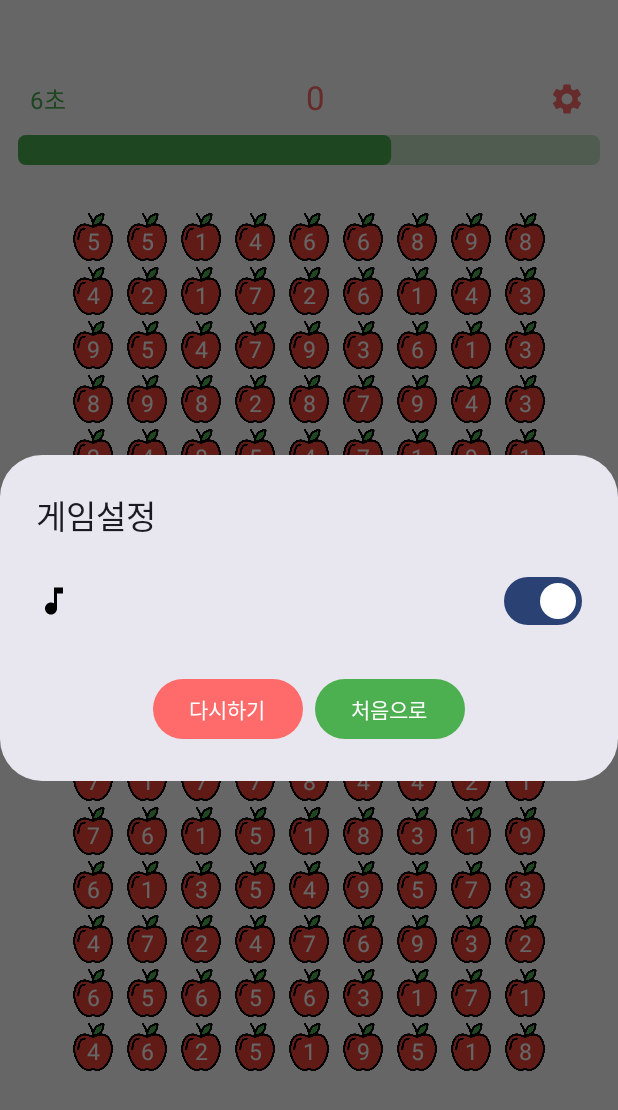
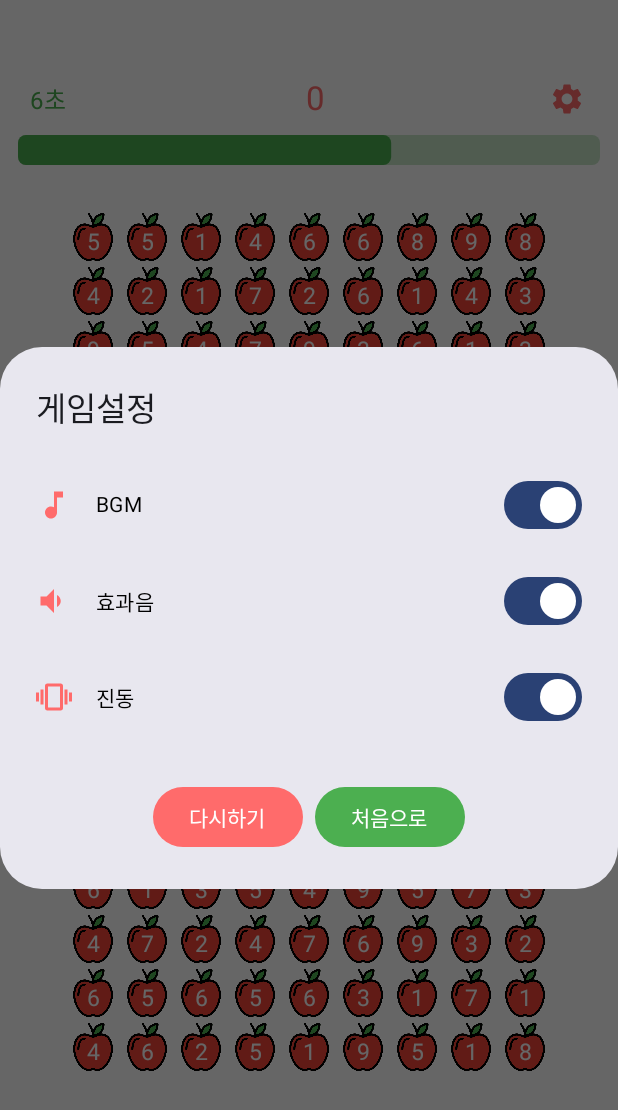
Before and after one commit to Noil0909/AppleGame, an Android app built with Jetpack Compose: the AppleGameScreen screen opened through its navigation route, after a tap on "환경설정", on a phone screen of 412 x 824 dp. Shown: the top 1110 px of the screen. Run offline under Robolectric (Android 15) with nearby library versions, the phone set to English and light mode, and no system bars; our stand-ins replace Dagger/Hilt's generated code, Room's generated code.

Commit message:
Feat: 게임설정에 Bgm,SoundEffect,Vibration On/Off 기능 추가
Feat: 게임설정에 Bgm,SoundEffect,Vibration On/Off 기능 추가

```diff
--- a/app/src/main/java/com/example/applegame/ui/common/BgmManager.kt
+++ b/app/src/main/java/com/example/applegame/ui/common/BgmManager.kt
@@ -4,6 +4,7 @@ import android.content.Context
 import android.media.MediaPlayer
 
 object BgmManager {
+
     private var mediaPlayer: MediaPlayer? = null
     var isBgmOn: Boolean = true // ⚡ BGM on/off 상태 기억
 
@@ -37,7 +38,7 @@ object BgmManager {
             mediaPlayer?.start()
         }
     }
-
+    // 다이어로그 on/off 상태
     fun toggleBgm(context: Context, resId: Int) {
         isBgmOn = !isBgmOn
         if (isBgmOn) {
--- a/app/src/main/java/com/example/applegame/ui/common/SoundEffectManager.kt
+++ b/app/src/main/java/com/example/applegame/ui/common/SoundEffectManager.kt
@@ -3,12 +3,20 @@ package com.example.applegame.ui.common
 import android.content.Context
 import android.media.AudioAttributes
 import android.media.SoundPool
+import androidx.compose.runtime.getValue
+import androidx.compose.runtime.mutableStateOf
+import androidx.compose.runtime.setValue
 import com.example.applegame.R
 
 object SoundEffectManager {
 
     private var soundPool: SoundPool? = null
     private var popSoundId: Int? = null
+
+    // 토글 움직이는거 볼수있게함
+    // state가 변해야 recomposition됨
+    var isSoundOn by mutableStateOf(true)
+
     private var isInitialized = false
 
     fun init(context: Context) {
@@ -30,6 +38,7 @@ object SoundEffectManager {
     }
 
     fun playPopSound() {
+        if (!isSoundOn) return // 꺼져있으면 재생 안함
         popSoundId?.let {
             soundPool?.play(it, 1f, 1f, 0, 0, 1f)
         }
--- a/app/src/main/java/com/example/applegame/ui/common/VibrationManager.kt
+++ b/app/src/main/java/com/example/applegame/ui/common/VibrationManager.kt
@@ -5,10 +5,19 @@ import android.os.Build
 import android.os.VibrationEffect
 import android.os.Vibrator
 import android.os.VibratorManager
+import androidx.compose.runtime.getValue
+import androidx.compose.runtime.mutableStateOf
+import androidx.compose.runtime.setValue
 
 object VibrationManager {
 
+    // 토글 움직이는거 볼수있게함
+    // state가 변해야 recomposition됨
+    var isVibrationOn by mutableStateOf(true)
+
     fun vibrate(context: Context, duration: Long = 20L, amplitude: Int = 50) {
+        if (!isVibrationOn) return
+
         val vibrator = if (Build.VERSION.SDK_INT >= Build.VERSION_CODES.S) {
             // API 31 이상 (Android 12 이상)
             val manager = context.getSystemService(Context.VIBRATOR_MANAGER_SERVICE) as VibratorManager
--- a/app/src/main/java/com/example/applegame/ui/component/GameSettingsDialog.kt
+++ b/app/src/main/java/com/example/applegame/ui/component/GameSettingsDialog.kt
@@ -7,6 +7,7 @@ import androidx.compose.foundation.layout.Spacer
 import androidx.compose.foundation.layout.fillMaxWidth
 import androidx.compose.foundation.layout.padding
 import androidx.compose.foundation.layout.size
+import androidx.compose.foundation.layout.width
 import androidx.compose.material3.AlertDialog
 import androidx.compose.material3.Button
 import androidx.compose.material3.ButtonDefaults
@@ -22,6 +23,9 @@ import androidx.compose.ui.graphics.Color
 import androidx.compose.ui.res.painterResource
 import androidx.compose.ui.unit.dp
 import com.example.applegame.R
+import com.example.applegame.ui.common.SoundEffectManager
+import com.example.applegame.ui.common.SoundEffectManager.isSoundOn
+import com.example.applegame.ui.common.VibrationManager.isVibrationOn
 
 @Composable
 fun GameSettingsDialog(
@@ -29,6 +33,11 @@ fun GameSettingsDialog(
     onDismiss: () -> Unit,
     isBgmOn: Boolean,
     onBgmToggle: (Boolean) -> Unit,
+    isSoundOn: Boolean,
+    onSoundToggle: (Boolean) -> Unit,
+    isVibrationOn: Boolean,
+    onVibrationToggle: (Boolean) -> Unit,
+
     // 세팅 dialog 재사용
     showGoMainButton: Boolean = false,
     showRestartButton: Boolean = false,
@@ -41,21 +50,10 @@ fun GameSettingsDialog(
         onDismissRequest = onDismiss,
         title = {Text("게임설정", style = MaterialTheme.typography.titleLarge)},
         text = {
-            Column{
-                Row(verticalAlignment = Alignment.CenterVertically){
-                    Icon(
-                        painter = painterResource(R.drawable.bgm_icon),
-                        contentDescription = "BGM Icon",
-                        modifier = Modifier.size(24.dp),
-                    )
-                    Spacer(modifier = Modifier.weight(1f))
-
-                    Switch(
-                        checked = isBgmOn,
-                        onCheckedChange = onBgmToggle
-                    )
-                }
-
+            Column {
+                SettingRow(icon = R.drawable.bgm_icon, label = "BGM", checked = isBgmOn, onCheckedChange = onBgmToggle)
+                SettingRow(icon = R.drawable.sound_effect_icon, label = "효과음", checked = isSoundOn, onCheckedChange = onSoundToggle)
+                SettingRow(icon = R.drawable.vibration_icon, label = "진동", checked = isVibrationOn, onCheckedChange = onVibrationToggle)
             }
         },
         confirmButton = {
@@ -91,5 +89,24 @@ fun GameSettingsDialog(
         },
         textContentColor = Color.Black
     )
+}
 
+@Composable
+fun SettingRow(icon: Int, label: String, checked: Boolean, onCheckedChange: (Boolean) -> Unit) {
+    Row(
+        modifier = Modifier
+            .fillMaxWidth()
+            .padding(vertical = 8.dp),
+        verticalAlignment = Alignment.CenterVertically
+    ) {
+        Icon(
+            painter = painterResource(id = icon),
+            contentDescription = label,
+            tint = Color(0xFFFF6B6B),
+            modifier = Modifier.size(24.dp)
+        )
+        Spacer(modifier = Modifier.width(16.dp))
+        Text(text = label, modifier = Modifier.weight(1f))
+        Switch(checked = checked, onCheckedChange = onCheckedChange)
+    }
 }
--- a/app/src/main/java/com/example/applegame/ui/screen/AppleGameScreen.kt
+++ b/app/src/main/java/com/example/applegame/ui/screen/AppleGameScreen.kt
@@ -66,8 +66,11 @@ import com.example.applegame.data.record.GameRecordDatabase
 import com.example.applegame.data.record.GameRecordRepository
 import com.example.applegame.domain.model.Apple
 import com.example.applegame.domain.model.AppleGameState
+import com.example.applegame.ui.common.BgmManager
 import com.example.applegame.ui.common.SoundEffectManager
+import com.example.applegame.ui.common.SoundEffectManager.isSoundOn
 import com.example.applegame.ui.common.VibrationManager
+import com.example.applegame.ui.common.VibrationManager.isVibrationOn
 import com.example.applegame.ui.component.GameInfoHeader
 import com.example.applegame.ui.component.GameOverDialog
 import com.example.applegame.ui.component.GameSettingsDialog
@@ -91,7 +94,7 @@ fun AppleGameScreen(
     var dragEnd by remember { mutableStateOf<Offset?>(null) }
 
     var showSettings by remember { mutableStateOf(false) }
-    var isBgmOn by rememberSaveable { mutableStateOf(true) }
+    var isBgmOn by rememberSaveable { mutableStateOf(BgmManager.isBgmOn) }
 
     LaunchedEffect(Unit) {
         SoundEffectManager.init(context)
@@ -175,7 +178,26 @@ fun AppleGameScreen(
             showDialog = showSettings,
             onDismiss = { showSettings = false },
             isBgmOn = isBgmOn,
-            onBgmToggle = { isBgmOn = it },
+            onBgmToggle = { isOn ->
+                isBgmOn = isOn                   // Compose 상태 업데이트
+                BgmManager.isBgmOn = isOn       // 실제 BGM 로직 반영
+
+                if (isOn) {
+                    BgmManager.startBgm(context, R.raw.applegame_bgm)
+                } else {
+                    BgmManager.stopBgm()
+                }
+            },
+            isSoundOn = isSoundOn,
+            onSoundToggle = {
+                isSoundOn = it
+                SoundEffectManager.isSoundOn = it
+            },
+            isVibrationOn = isVibrationOn,
+            onVibrationToggle = {
+                isVibrationOn = it
+                VibrationManager.isVibrationOn = it
+            },
             showGoMainButton = true,
             showRestartButton = true,
             onRestart = { viewModel.restartGame() },
--- a/app/src/main/java/com/example/applegame/ui/screen/MainScreen.kt
+++ b/app/src/main/java/com/example/applegame/ui/screen/MainScreen.kt
@@ -61,6 +61,10 @@ import androidx.compose.ui.unit.sp
 import androidx.navigation.NavController
 import com.example.applegame.R
 import com.example.applegame.ui.common.BgmManager
+import com.example.applegame.ui.common.SoundEffectManager
+import com.example.applegame.ui.common.SoundEffectManager.isSoundOn
+import com.example.applegame.ui.common.VibrationManager
+import com.example.applegame.ui.common.VibrationManager.isVibrationOn
 import com.example.applegame.ui.component.GameSettingsDialog
 import com.example.applegame.ui.navigation.Screen
 
@@ -237,7 +241,26 @@ fun MainScreen( onNavigate: (Screen) -> Unit) {
             showDialog = showSettings,
             onDismiss = { showSettings = false },
             isBgmOn = isBgmOn,
-            onBgmToggle = { isBgmOn = it }
+            onBgmToggle = { isOn ->
+                isBgmOn = isOn                   // Compose 상태 업데이트
+                BgmManager.isBgmOn = isOn       // 실제 BGM 로직 반영
+
+                if (isOn) {
+                    BgmManager.startBgm(context, R.raw.applegame_bgm)
+                } else {
+                    BgmManager.stopBgm()
+                }
+            },
+            isSoundOn = isSoundOn,
+            onSoundToggle = {
+                isSoundOn = it
+                SoundEffectManager.isSoundOn = it
+            },
+            isVibrationOn = isVibrationOn,
+            onVibrationToggle = {
+                isVibrationOn = it
+                VibrationManager.isVibrationOn = it
+            },
             // 여기서는 showGoMainButton, showRestartButton 기본값 false 이므로 버튼 표시 X
         )
     }
--- /dev/null
+++ b/app/src/main/res/drawable/sound_effect_icon.xml
@@ -0,0 +1,5 @@
+<vector xmlns:android="http://schemas.android.com/apk/res/android" android:height="24dp" android:tint="#000000" android:viewportHeight="24" android:viewportWidth="24" android:width="24dp">
+
+    <path android:fillColor="@android:color/white" android:pathData="M14,7.97v8.05c1.48,-0.73 2.5,-2.25 2.5,-4.02S15.48,8.71 14,7.97zM3,9v6h4l5,5V4L7,9H3z"/>
+
+</vector>
--- /dev/null
+++ b/app/src/main/res/drawable/vibration_icon.xml
@@ -0,0 +1,5 @@
+<vector xmlns:android="http://schemas.android.com/apk/res/android" android:height="24dp" android:tint="#000000" android:viewportHeight="24" android:viewportWidth="24" android:width="24dp">
+
+    <path android:fillColor="@android:color/white" android:pathData="M0,15h2L2,9L0,9v6zM3,17h2L5,7L3,7v10zM22,9v6h2L24,9h-2zM19,17h2L21,7h-2v10zM16.5,3h-9C6.67,3 6,3.67 6,4.5v15c0,0.83 0.67,1.5 1.5,1.5h9c0.83,0 1.5,-0.67 1.5,-1.5v-15c0,-0.83 -0.67,-1.5 -1.5,-1.5zM16,19L8,19L8,5h8v14z"/>
+
+</vector>
```
